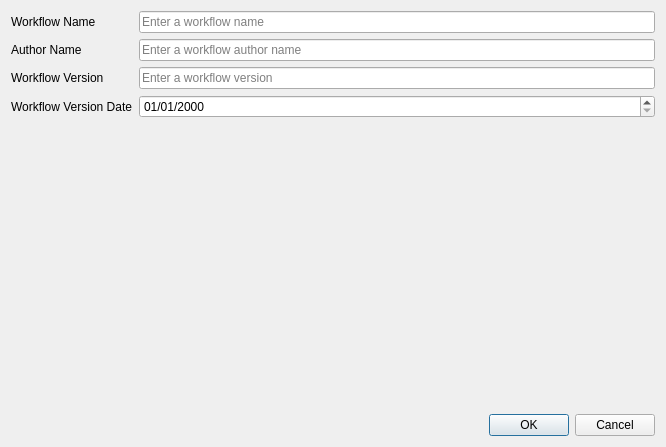
Before: the Qt Designer form ValidationTools/validationWorkflowCreator.ui in dsgoficial/DsgTools, drawn with Qt 5.
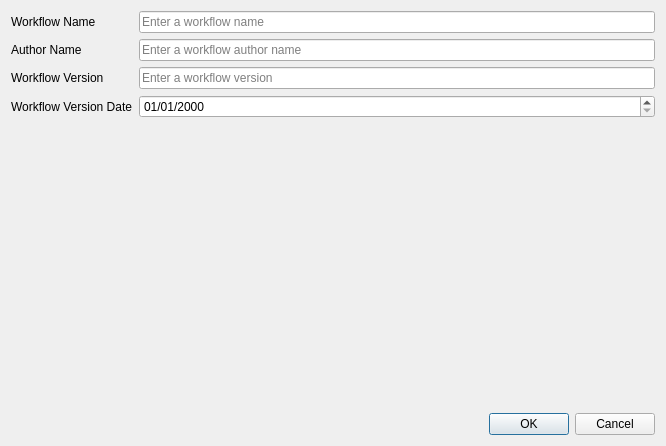
After: the same form once the commit is applied. Custom widgets are drawn as their Qt base class.

```diff
--- a/ValidationTools/validationWorkflowCreator.ui
+++ b/ValidationTools/validationWorkflowCreator.ui
@@ -7,7 +7,7 @@
     <x>0</x>
     <y>0</y>
     <width>666</width>
-    <height>447</height>
+    <height>446</height>
    </rect>
   </property>
   <property name="sizePolicy">
```
